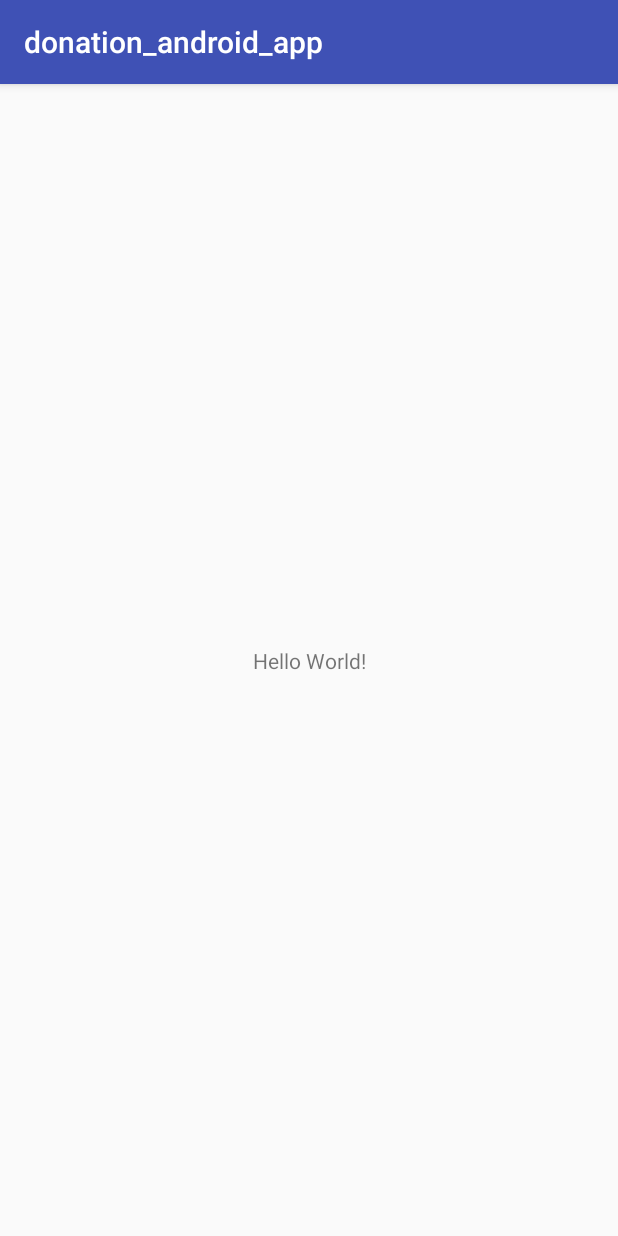
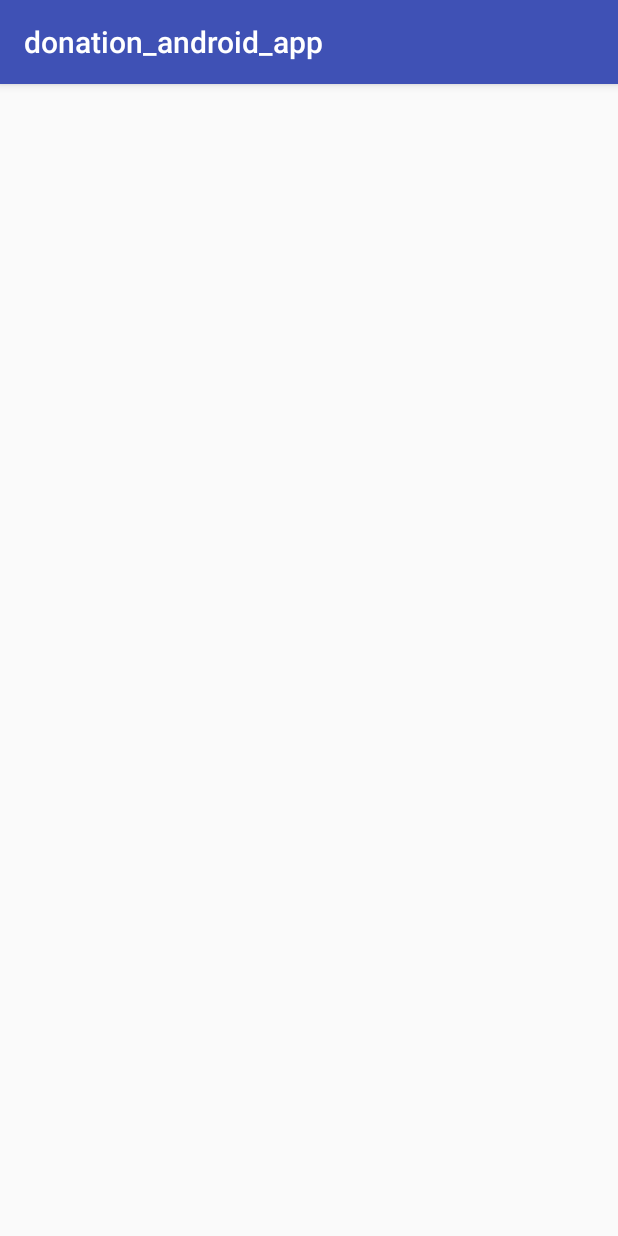
Before and after one commit to MidasChallenge2017Mobile4/donation_android_app, an Android app: the screen it shows after launch (MainActivity), on a phone screen of 412 x 824 dp. Run offline under Robolectric (Android 15) with nearby library versions, the phone set to English and light mode, and no system bars.

Commit message:
commit test , activity_main.xml

```diff
--- a/app/src/main/java/com/midas/donation_android_app/MainActivity.java
+++ b/app/src/main/java/com/midas/donation_android_app/MainActivity.java
@@ -9,5 +9,6 @@ public class MainActivity extends AppCompatActivity {
     protected void onCreate(Bundle savedInstanceState) {
         super.onCreate(savedInstanceState);
         setContentView(R.layout.activity_main);
+
     }
 }
--- a/app/src/main/res/layout/activity_main.xml
+++ b/app/src/main/res/layout/activity_main.xml
@@ -1,18 +1,14 @@
 <?xml version="1.0" encoding="utf-8"?>
-<android.support.constraint.ConstraintLayout xmlns:android="http://schemas.android.com/apk/res/android"
+<LinearLayout xmlns:android="http://schemas.android.com/apk/res/android"
     xmlns:app="http://schemas.android.com/apk/res-auto"
     xmlns:tools="http://schemas.android.com/tools"
     android:layout_width="match_parent"
     android:layout_height="match_parent"
+    android:orientation="vertical"
+
     tools:context="com.midas.donation_android_app.MainActivity">
 
-    <TextView
-        android:layout_width="wrap_content"
-        android:layout_height="wrap_content"
-        android:text="Hello World!"
-        app:layout_constraintBottom_toBottomOf="parent"
-        app:layout_constraintLeft_toLeftOf="parent"
-        app:layout_constraintRight_toRightOf="parent"
-        app:layout_constraintTop_toTopOf="parent" />
 
-</android.support.constraint.ConstraintLayout>
+
+
+</LinearLayout>
```
